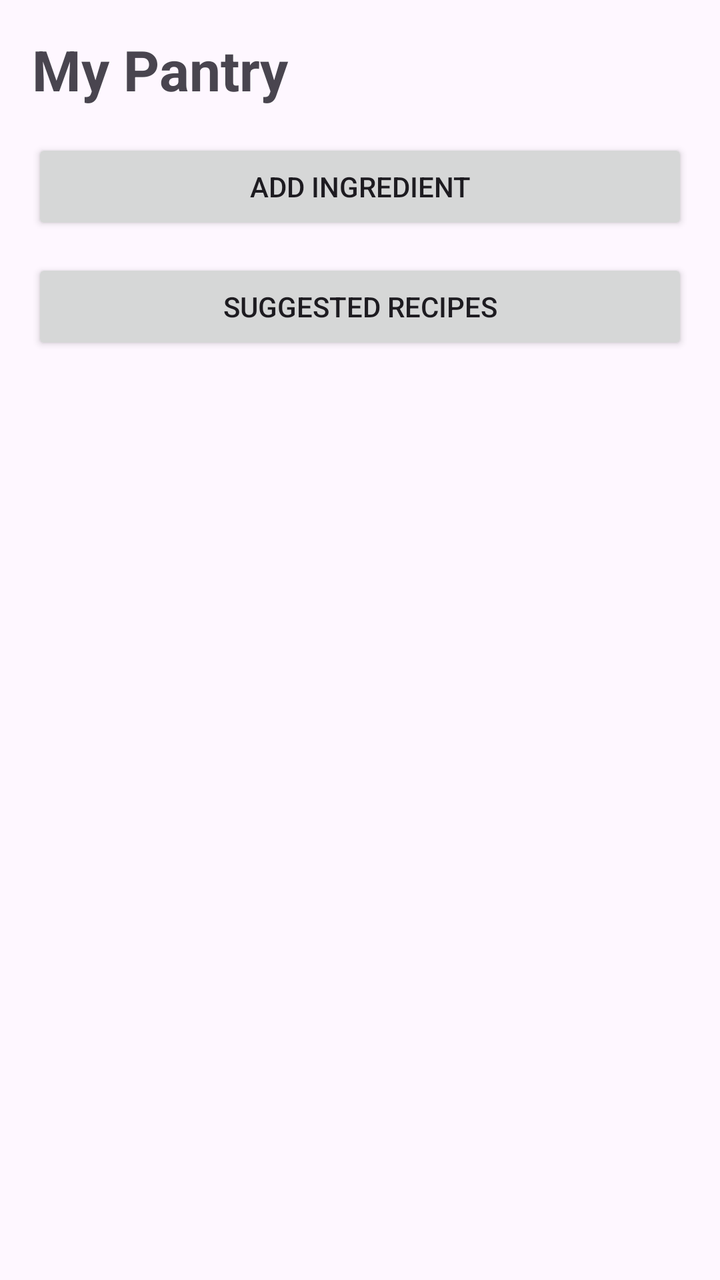
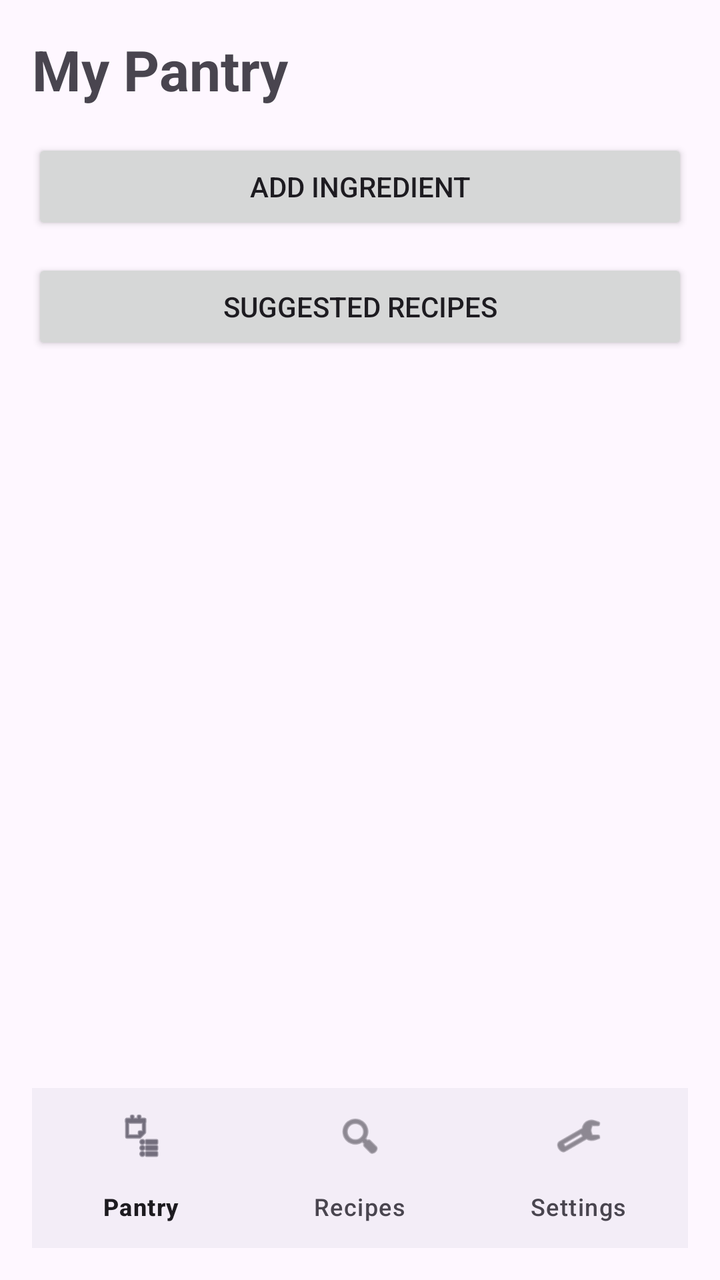

An Android layout rendered at two revisions. The XML below is the earlier revision; the diff shows what the commit changed to produce the second picture.
<!-- AndroidManifest.xml: application theme Theme.SmartPantryManager -->
<!-- res/layout/activity_main.xml -->
<?xml version="1.0" encoding="utf-8"?>
<LinearLayout xmlns:android="http://schemas.android.com/apk/res/android"
    android:layout_width="match_parent"
    android:layout_height="match_parent"
    android:orientation="vertical"
    android:padding="16dp">

    <TextView
        android:id="@+id/tvTitle"
        android:layout_width="wrap_content"
        android:layout_height="wrap_content"
        android:text="My Pantry"
        android:textSize="28sp"
        android:textStyle="bold"
        android:layout_marginBottom="16dp" />

    <Button
        android:id="@+id/btnAddIngredient"
        android:layout_width="match_parent"
        android:layout_height="wrap_content"
        android:text="Add Ingredient"
        android:layout_marginBottom="12dp" />

    <Button
        android:id="@+id/btnSuggestedRecipes"
        android:layout_width="match_parent"
        android:layout_height="wrap_content"
        android:text="Suggested Recipes"
        android:layout_marginBottom="12dp" />

    <TextView
        android:id="@+id/tvEmpty"
        android:layout_width="match_parent"
        android:layout_height="wrap_content"
        android:text="Your pantry is empty. Add your first ingredient."
        android:textSize="16sp"
        android:gravity="center"
        android:padding="20dp"
        android:visibility="gone" />

    <androidx.recyclerview.widget.RecyclerView
        android:id="@+id/recyclerPantry"
        android:layout_width="match_parent"
        android:layout_height="0dp"
        android:layout_weight="1" />

</LinearLayout>
<!-- resources referenced by this layout -->
<resources>
  <style name="Theme.SmartPantryManager" parent="Base.Theme.SmartPantryManager" />
  <style name="Base.Theme.SmartPantryManager" parent="Theme.Material3.DayNight.NoActionBar">
          
          
      </style>
</resources>

<!-- the commit's change to res/layout/activity_main.xml (unified diff, before → after) -->
@@ -1,5 +1,6 @@
 <?xml version="1.0" encoding="utf-8"?>
 <LinearLayout xmlns:android="http://schemas.android.com/apk/res/android"
+    xmlns:app="http://schemas.android.com/apk/res-auto"
     android:layout_width="match_parent"
     android:layout_height="match_parent"
     android:orientation="vertical"
@@ -44,4 +45,10 @@
         android:layout_height="0dp"
         android:layout_weight="1" />
 
+    <com.google.android.material.bottomnavigation.BottomNavigationView
+        android:id="@+id/bottomNavigation"
+        android:layout_width="match_parent"
+        android:layout_height="wrap_content"
+        app:menu="@menu/bottom_nav_menu" />
+
 </LinearLayout>
